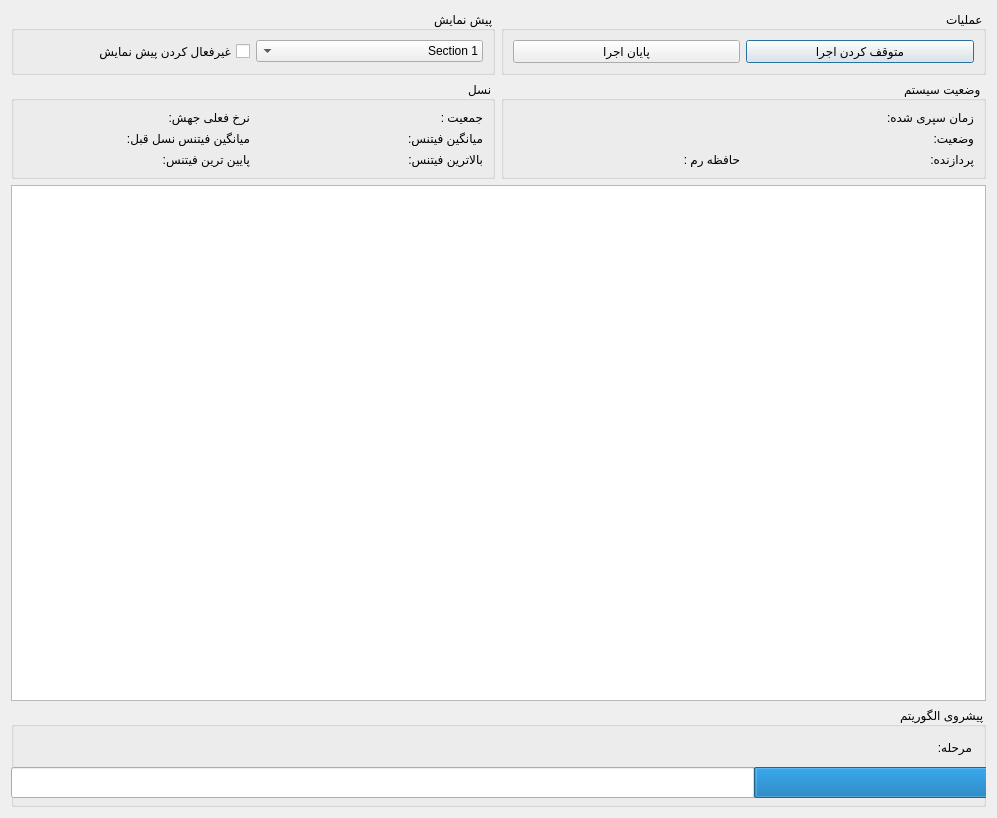
Qt form qt_ui/generate_fa.ui (NeuralInsight/UniversityAutoClassScheduler) before a commit.
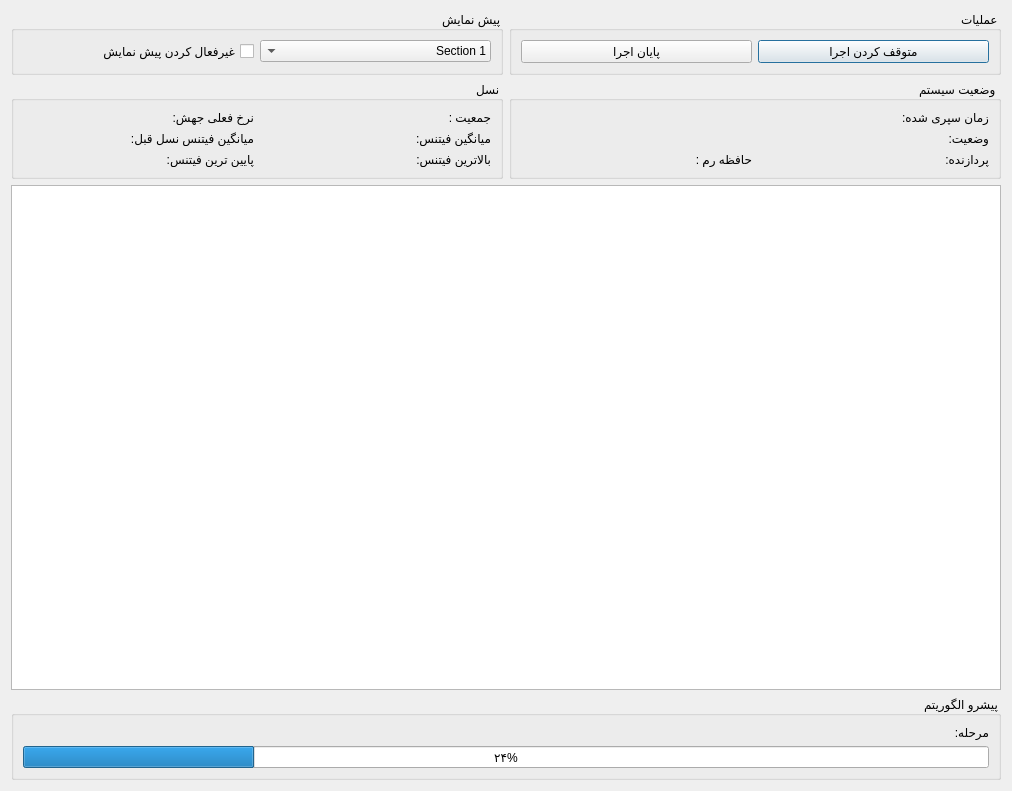
The same form after that commit.

The edit to the form file:
```diff
--- a/qt_ui/generate_fa.ui
+++ b/qt_ui/generate_fa.ui
@@ -6,8 +6,8 @@
    <rect>
     <x>0</x>
     <y>0</y>
-    <width>997</width>
-    <height>818</height>
+    <width>1012</width>
+    <height>791</height>
    </rect>
   </property>
   <property name="minimumSize">
@@ -214,23 +214,26 @@
      <property name="minimumSize">
       <size>
        <width>0</width>
-       <height>100</height>
+       <height>0</height>
       </size>
      </property>
      <property name="title">
-      <string>پیشروی الگوریتم</string>
+      <string>پیشرو الگوریتم</string>
      </property>
+     <layout class="QHBoxLayout" name="horizontalLayout_6">
+      <item>
+       <layout class="QVBoxLayout" name="verticalLayout">
+        <item>
+         <widget class="QLabel" name="lblProgressStatus">
+          <property name="text">
+           <string>مرحله: </string>
+          </property>
+         </widget>
+        </item>
+        <item>
      <widget class="QProgressBar" name="progressBar">
-      <property name="geometry">
-       <rect>
-        <x>0</x>
-        <y>60</y>
-        <width>981</width>
-        <height>31</height>
-       </rect>
-      </property>
       <property name="layoutDirection">
-       <enum>Qt::RightToLeft</enum>
+           <enum>Qt::LeftToRight</enum>
       </property>
       <property name="autoFillBackground">
        <bool>false</bool>
@@ -239,19 +242,10 @@
        <number>24</number>
       </property>
      </widget>
-     <widget class="QLabel" name="lblProgressStatus">
-      <property name="geometry">
-       <rect>
-        <x>10</x>
-        <y>30</y>
-        <width>951</width>
-        <height>20</height>
-       </rect>
-      </property>
-      <property name="text">
-       <string>مرحله: </string>
-      </property>
-     </widget>
+        </item>
+       </layout>
+      </item>
+     </layout>
     </widget>
    </item>
   </layout>
```
Left out of the diff: 2 changed lines with no effect on the pictures. Lines whose indentation alone changed are shown as unchanged.
